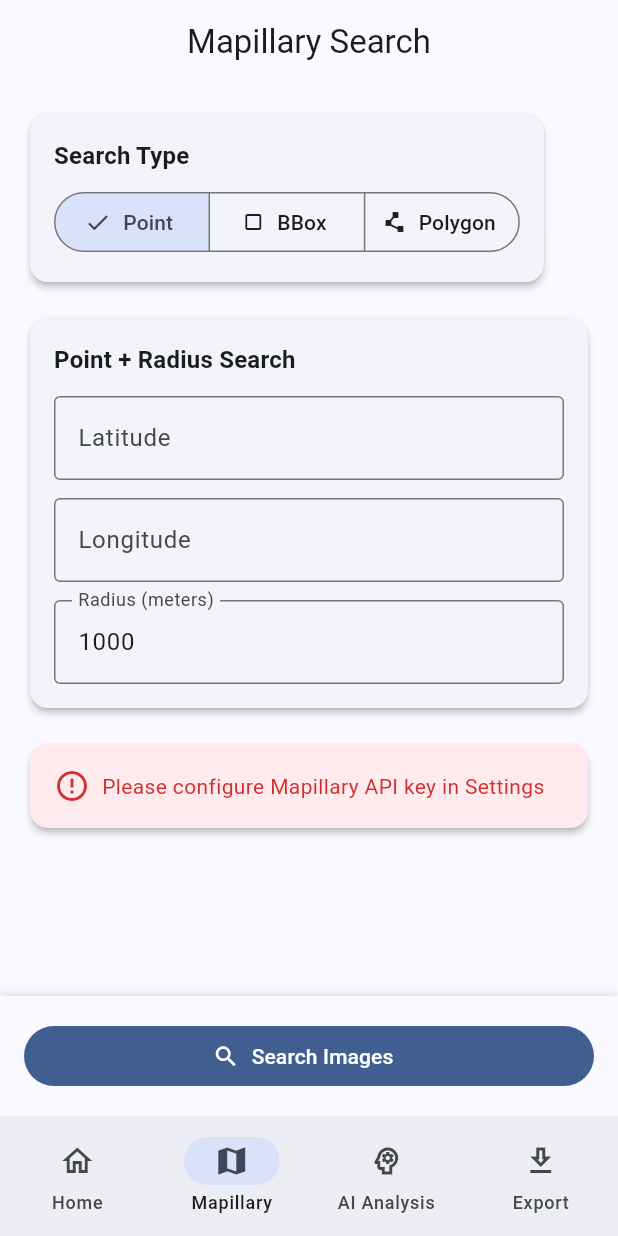
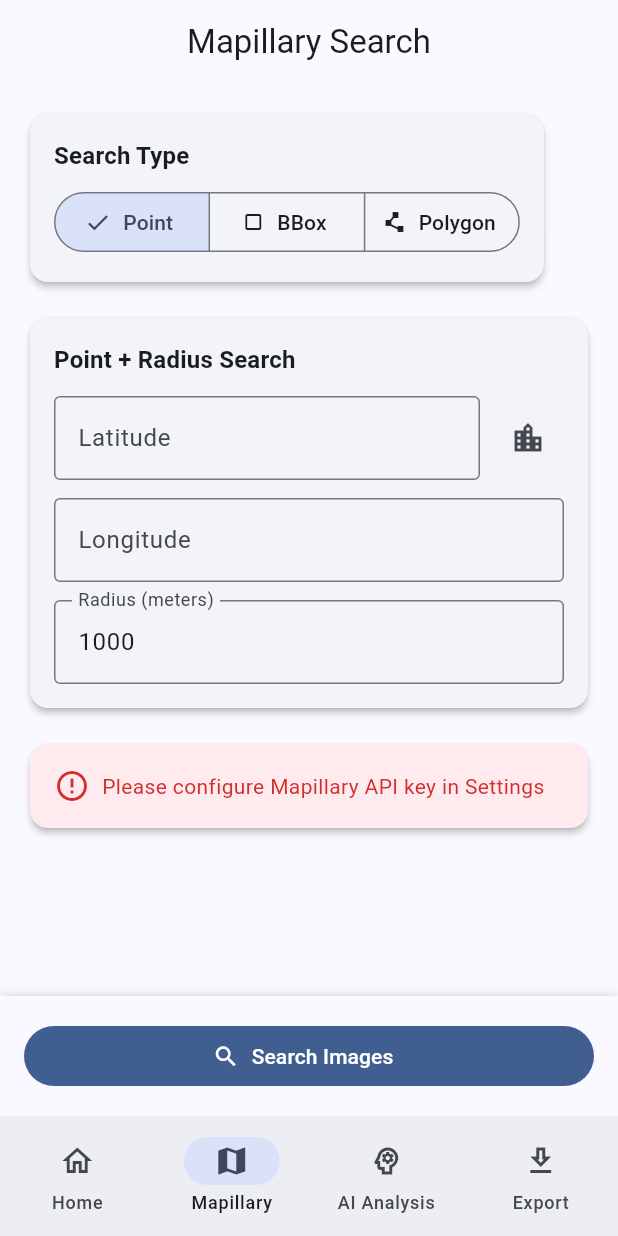
Before and after one commit to geomatsuyama/Maptag, a Flutter app: the screen it shows after launch, item 2 of the bottom bar chosen, after a tap on "Search Images", on a phone screen of 412 x 824 dp. Run offline on Flutter 3.47's test engine with Material 3 defaults, Android fonts, the phone set to English and light mode, and no system bars; our stand-ins replace file_picker, flutter_map, latlong2, shared_preferences; missing offline and left inert: excel.

Commit message:
Add Mapillary API debugging and testing features
- Add detailed API request/response logging in MapillaryService
- Add 'Test Connection' button in Settings to verify API key validity
- Add Tokyo example button in Mapillary Search for quick testing
- Improve error messages with detailed troubleshooting steps
- Add visual feedback for API connection status

```diff
--- a/lib/screens/mapillary_search_screen.dart
+++ b/lib/screens/mapillary_search_screen.dart
@@ -35,6 +35,7 @@
   String? _errorMessage;
 
   @override
+  @override
   void dispose() {
     _latController.dispose();
     _lonController.dispose();
@@ -45,6 +46,17 @@
     _maxLatController.dispose();
     _polygonController.dispose();
     super.dispose();
+  }
+
+  void _loadTokyoExample() {
+    setState(() {
+      _latController.text = '35.6812';
+      _lonController.text = '139.7671';
+      _radiusController.text = '500';
+    });
+    ScaffoldMessenger.of(context).showSnackBar(
+      const SnackBar(content: Text('Loaded Tokyo coordinates')),
+    );
   }
 
   Future<void> _performSearch() async {
@@ -158,6 +170,16 @@
         _errorMessage = e.toString();
         _isSearching = false;
       });
+
+      if (mounted) {
+        ScaffoldMessenger.of(context).showSnackBar(
+          SnackBar(
+            content: Text('Search failed: ${e.toString()}'),
+            backgroundColor: Colors.red,
+            duration: const Duration(seconds: 5),
+          ),
+        );
+      }
     }
   }
 
@@ -368,14 +390,26 @@
                   ),
             ),
             const SizedBox(height: 12),
-            TextField(
+            Row(
+              children: [
+                Expanded(
+                  child: TextField(
                     controller: _latController,
                     decoration: const InputDecoration(
                       labelText: 'Latitude',
                       hintText: 'e.g., 35.6812',
                       border: OutlineInputBorder(),
                     ),
-              keyboardType: TextInputType.number,
+                    keyboardType: const TextInputType.numberWithOptions(decimal: true, signed: true),
+                  ),
+                ),
+                const SizedBox(width: 8),
+                IconButton(
+                  icon: const Icon(Icons.location_city),
+                  tooltip: 'Load Tokyo example',
+                  onPressed: _loadTokyoExample,
+                ),
+              ],
             ),
             const SizedBox(height: 12),
             TextField(
```
Also changed, not shown: lib/screens/settings_screen.dart (+136 -1 lines), lib/services/mapillary_service.dart (+17 -0 lines). Lines whose indentation alone changed are shown as unchanged.
